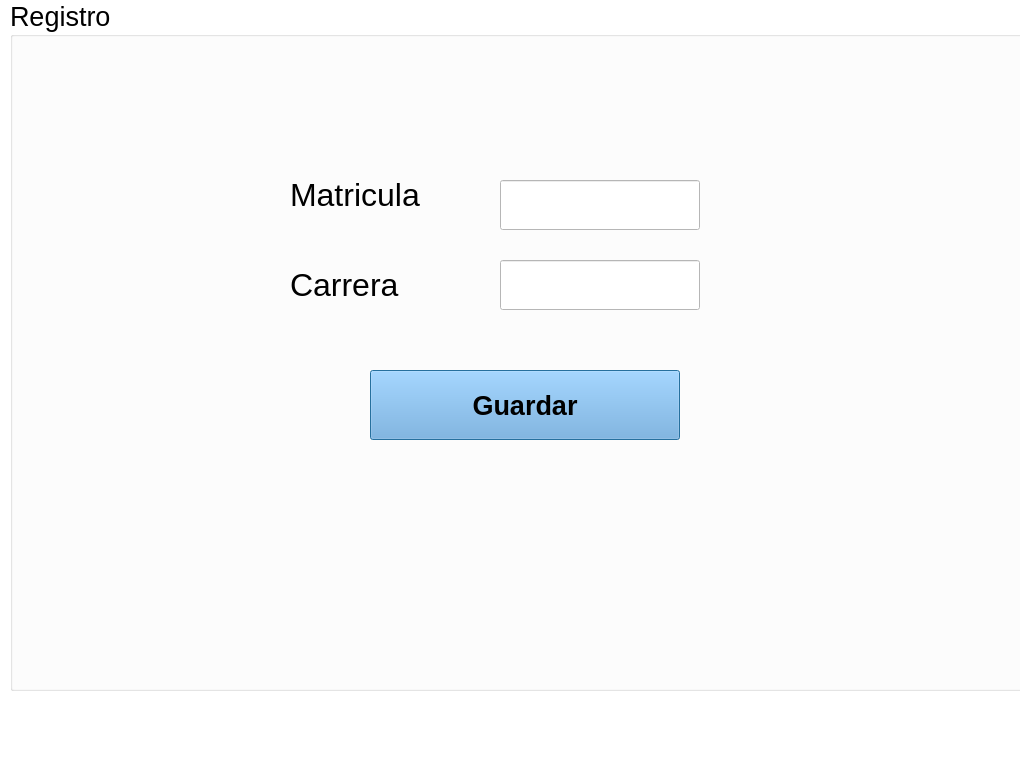
First picture: the form in UserExperience/views/register.ui, repository ChavezE/smartbooth, before the edit.
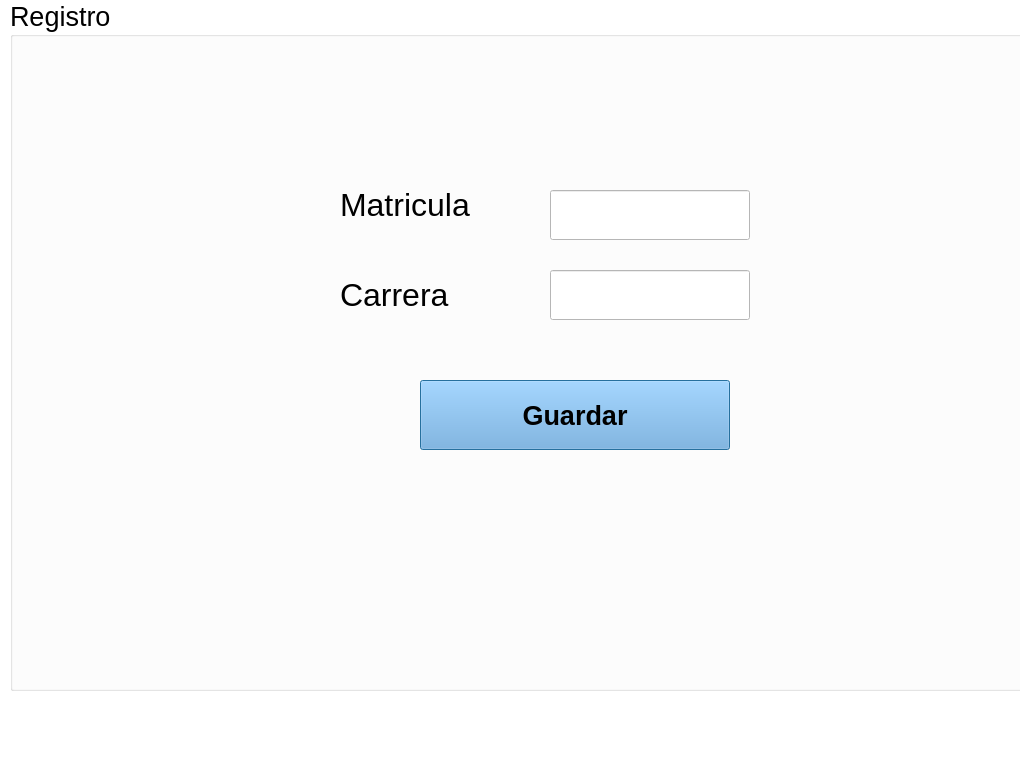
Second picture: the form after the edit.

Commit message: register view y mainwindow

```diff
--- a/UserExperience/views/register.ui
+++ b/UserExperience/views/register.ui
@@ -102,8 +102,8 @@
    <widget class="QLineEdit" name="studentId">
     <property name="geometry">
      <rect>
-      <x>490</x>
-      <y>180</y>
+      <x>540</x>
+      <y>190</y>
       <width>200</width>
       <height>50</height>
      </rect>
@@ -117,8 +117,8 @@
    <widget class="QLineEdit" name="carrera">
     <property name="geometry">
      <rect>
-      <x>490</x>
-      <y>260</y>
+      <x>540</x>
+      <y>270</y>
       <width>200</width>
       <height>50</height>
      </rect>
@@ -132,8 +132,8 @@
    <widget class="QLabel" name="label">
     <property name="geometry">
      <rect>
-      <x>280</x>
-      <y>160</y>
+      <x>330</x>
+      <y>170</y>
       <width>260</width>
       <height>70</height>
      </rect>
@@ -150,8 +150,8 @@
    <widget class="QLabel" name="label_2">
     <property name="geometry">
      <rect>
-      <x>280</x>
-      <y>250</y>
+      <x>330</x>
+      <y>260</y>
       <width>260</width>
       <height>70</height>
      </rect>
@@ -168,9 +168,9 @@
    <widget class="QLabel" name="mat_error">
     <property name="geometry">
      <rect>
-      <x>490</x>
-      <y>240</y>
-      <width>121</width>
+      <x>540</x>
+      <y>250</y>
+      <width>201</width>
       <height>17</height>
      </rect>
     </property>
@@ -191,10 +191,10 @@
    <widget class="QLabel" name="car_error">
     <property name="geometry">
      <rect>
-      <x>490</x>
-      <y>320</y>
-      <width>121</width>
-      <height>17</height>
+      <x>540</x>
+      <y>330</y>
+      <width>201</width>
+      <height>21</height>
      </rect>
     </property>
     <property name="font">
@@ -214,8 +214,8 @@
    <widget class="QPushButton" name="registerButton">
     <property name="geometry">
      <rect>
-      <x>360</x>
-      <y>370</y>
+      <x>410</x>
+      <y>380</y>
       <width>310</width>
       <height>70</height>
      </rect>
@@ -228,7 +228,7 @@
      </font>
     </property>
     <property name="styleSheet">
-     <string notr="true">background-color: rgb(109, 169, 225);</string>
+     <string notr="true">background: rgb(109, 169, 225);</string>
     </property>
     <property name="text">
      <string>Guardar</string>
```
The commit also changes 1 other file.
